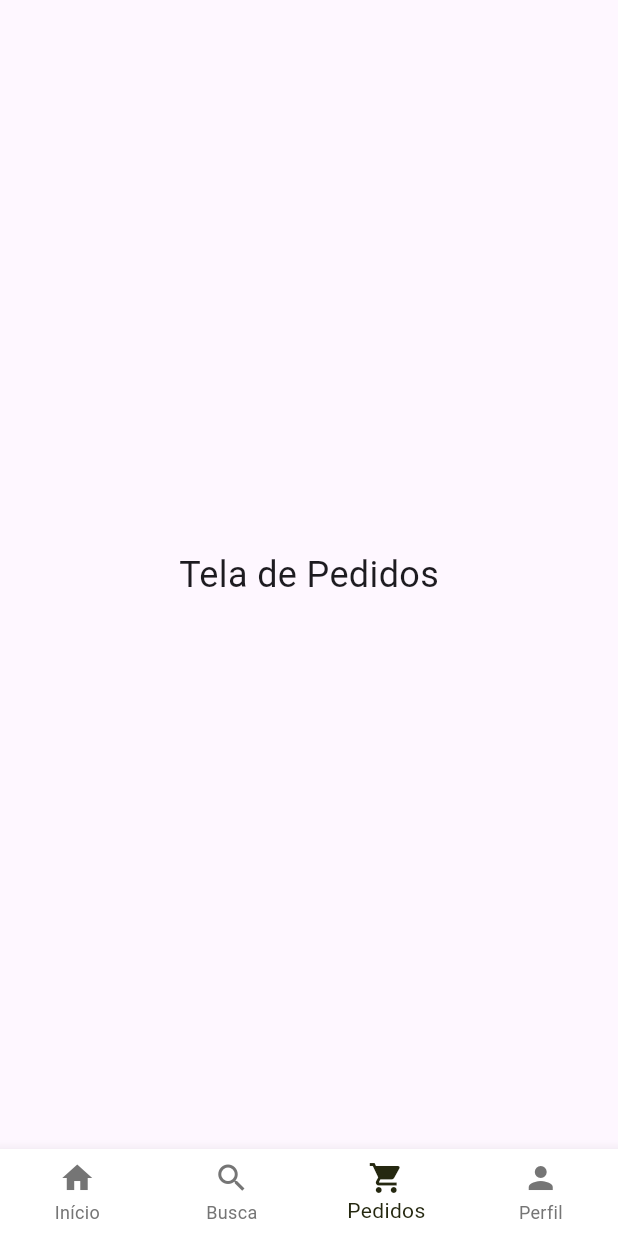
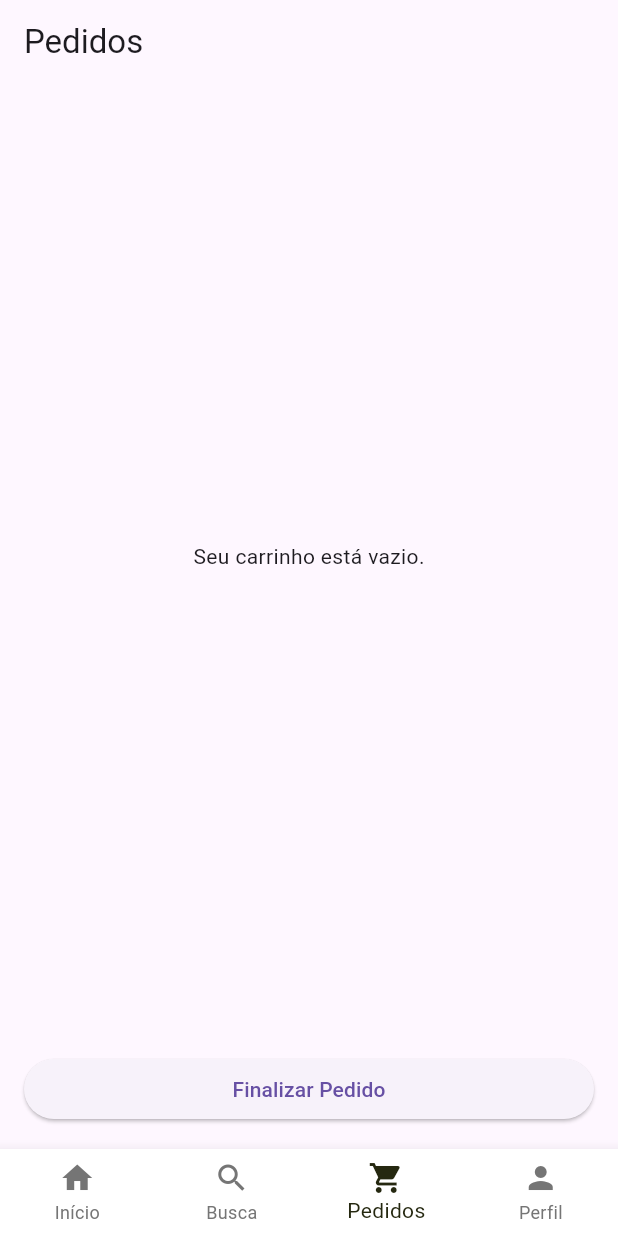
Before and after one commit to thomazataidys/Cardapio-, a Flutter app: the screen it shows after launch, item 3 of the bottom bar chosen, on a phone screen of 412 x 824 dp. Run offline on Flutter 3.47's test engine with Material 3 defaults, Android fonts, the phone set to English and light mode, and no system bars.

Commit message:
versão e exclusão de arquivos e inserção de imagem no pubseckyamal

```diff
--- a/lib/screens/home_screen.dart
+++ b/lib/screens/home_screen.dart
@@ -22,7 +22,7 @@ class _HomeScreenState extends State<HomeScreen> {
     _screens = [
       _buildHomeContent(),
       const BuscaScreen(),
-      const PedidosScreen(),
+      const PedidoScreen(cartItems: []),
       const PerfilScreen(),
     ];
   }
--- /dev/null
+++ b/lib/screens/menu_item_model.dart
@@ -0,0 +1,25 @@
+class MenuItem {
+  final String name;
+  final String desc;
+  final String weight;
+  final String image;
+  final double price;
+
+  MenuItem({
+    required this.name,
+    required this.desc,
+    required this.weight,
+    required this.image,
+    required this.price,
+  });
+
+  factory MenuItem.fromMap(Map<String, dynamic> map) {
+    return MenuItem(
+      name: map['name'] ?? '',
+      desc: map['desc'] ?? '',
+      weight: map['weight'] ?? '',
+      image: map['image'] ?? '',
+      price: map['price'] ?? 0.0,
+    );
+  }
+}
--- a/lib/screens/navigationbar_screens/pedidos_screen.dart
+++ b/lib/screens/navigationbar_screens/pedidos_screen.dart
@@ -1,13 +1,42 @@
 // pedidos_screen.dart
+import 'package:appmaisgostoso/screens/menu_item_model.dart';
 import 'package:flutter/material.dart';
 
-class PedidosScreen extends StatelessWidget {
-  const PedidosScreen({super.key});
+class PedidoScreen extends StatelessWidget {
+  final List<MenuItem> cartItems;
+
+  const PedidoScreen({super.key, required this.cartItems});
 
   @override
   Widget build(BuildContext context) {
-    return Center(
-      child: Text('Tela de Pedidos', style: TextStyle(fontSize: 24)),
+    return Scaffold(
+      appBar: AppBar(title: const Text('Pedidos')),
+      body: cartItems.isEmpty
+          ? const Center(child: Text('Seu carrinho está vazio.'))
+          : ListView.builder(
+              itemCount: cartItems.length,
+              itemBuilder: (context, index) {
+                final item = cartItems[index];
+                return ListTile(
+                  leading: Image.asset(item.image, width: 60, height: 60),
+                  title: Text(item.name),
+                  subtitle: Text("R\$ ${item.price.toStringAsFixed(2)}"),
+                  trailing: const Icon(Icons.delete),
+                  onTap: () {
+                    // Lógica para remover do carrinho
+                  },
+                );
+              },
+            ),
+      bottomNavigationBar: Padding(
+        padding: const EdgeInsets.all(16.0),
+        child: ElevatedButton(
+          onPressed: () {
+            // Lógica para finalizar o pedido
+          },
+          child: const Text('Finalizar Pedido'),
+        ),
+      ),
     );
   }
 }
--- a/lib/screens/profile_screen.dart
+++ /dev/null
@@ -1 +0,0 @@
-// TODO Implement this library.
--- a/pubspec.yaml
+++ b/pubspec.yaml
@@ -90,6 +90,7 @@ flutter:
     - assets/images/cuzcuzdelegumes.jpg
     - assets/images/escondidinhovegetariano.jpg
     - assets/images/moquecadebanana.jpg
+    - assets/images/perfil.jpg
 
   fonts:
     - family: COOPBL
```
Also changed, not shown: lib/screens/categoria_screen.dart (+12 -1 lines), lib/screens/categorias_screen.dart (added, +47 -0 lines), lib/screens/description_screen.dart (deleted, +0 -181 lines), lib/screens/item_description_screen.dart (added, +50 -0 lines), lib/screens/navigationbar_screens/perfil_screen.dart (+29 -15 lines), assets/images/perfil.jpg (added).
